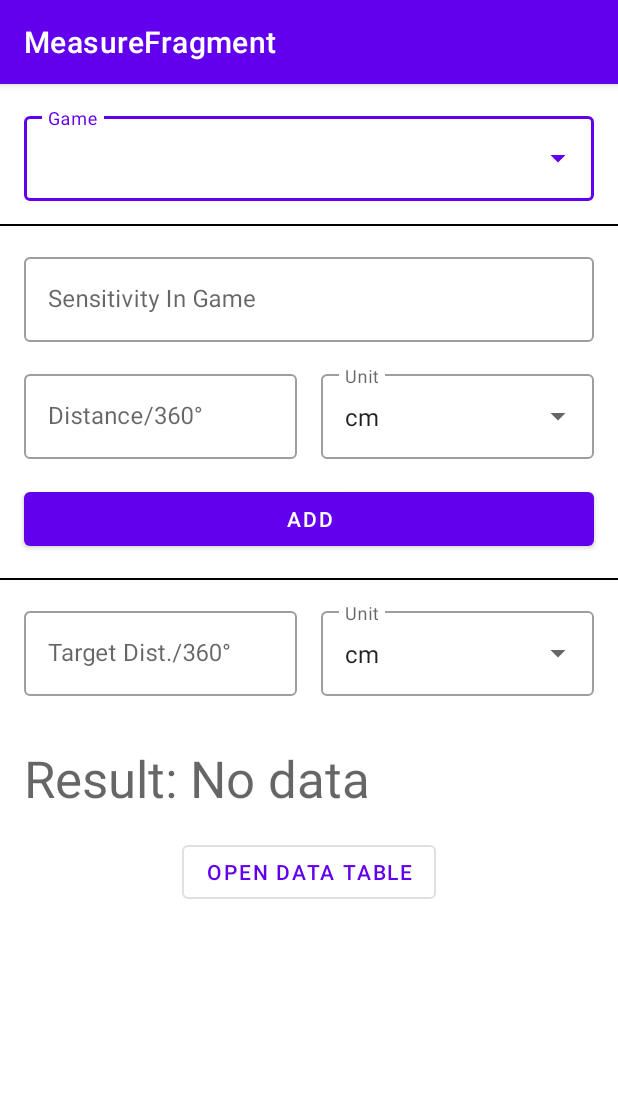
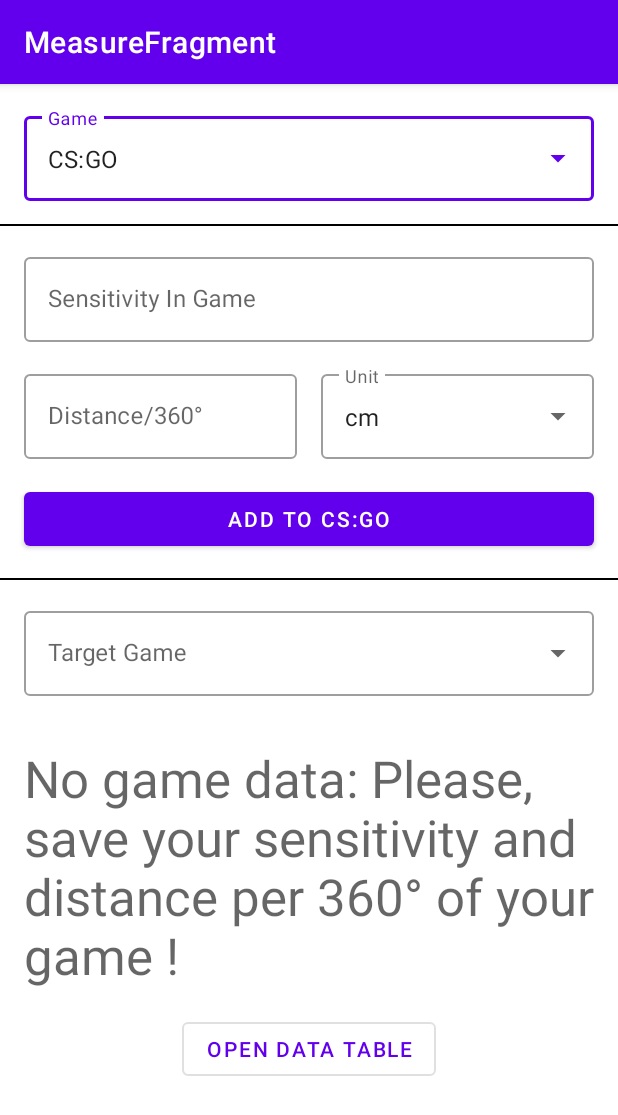
Before and after one commit to Darkness4/sensitivity-calculator, an Android app: the screen it shows after launch (MainActivity), on a phone screen of 412 x 824 dp. Shown: the top 1115 px of the screen. Run offline under Robolectric (Android 15) with nearby library versions, the phone set to English and light mode, and no system bars; our stand-ins replace Dagger/Hilt's generated code, Room's generated code, Timber, data binding, navigation-ui; 1 statement that could not run was skipped.

Commit message:
[measure] Updated business logic

```diff
--- a/app/src/main/java/fr/marc_nguyen/sensitivity/domain/entities/Measure.kt
+++ b/app/src/main/java/fr/marc_nguyen/sensitivity/domain/entities/Measure.kt
@@ -5,6 +5,7 @@
 import fr.marc_nguyen.sensitivity.data.models.MeasureModel
 import kotlinx.parcelize.Parcelize
 import java.util.Date
+import kotlin.math.sqrt
 
 @Parcelize
 data class Measure(
@@ -54,3 +55,43 @@
     val stdDev = variance?.sqrt()
     return mean to stdDev
 }
+
+fun List<Measure>.meanStdDevOfDistancePer360(): Pair<Quantity?, Quantity?> {
+    var sum: Quantity? = null
+    var sumSquared: Quantity? = null
+    for ((index, measure) in this.withIndex()) {
+        if (index == 0) {
+            sum = measure.distancePer360
+            sumSquared = measure.distancePer360 * measure.distancePer360
+        } else {
+            sum = sum!!.plus(measure.distancePer360)
+            sumSquared =
+                sumSquared!!.plus(measure.distancePer360 * measure.distancePer360)
+        }
+    }
+    val mean = sum?.div(this.size.toDouble())
+    val variance =
+        if (sumSquared != null && mean != null) sumSquared / this.size.toDouble() - mean * mean else null
+    val stdDev = variance?.sqrt()
+    return mean to stdDev
+}
+
+fun List<Measure>.meanStdDevOfSensitivity(): Pair<Double?, Double?> {
+    var sum: Double? = null
+    var sumSquared: Double? = null
+    for ((index, measure) in this.withIndex()) {
+        if (index == 0) {
+            sum = measure.sensitivityInGame
+            sumSquared = measure.sensitivityInGame * measure.sensitivityInGame
+        } else {
+            sum = sum!!.plus(measure.sensitivityInGame)
+            sumSquared =
+                sumSquared!!.plus(measure.sensitivityInGame * measure.sensitivityInGame)
+        }
+    }
+    val mean = sum?.div(this.size.toDouble())
+    val variance =
+        if (sumSquared != null && mean != null) sumSquared / this.size.toDouble() - mean * mean else null
+    val stdDev = variance?.let { sqrt(it) }
+    return mean to stdDev
+}
--- a/app/src/main/java/fr/marc_nguyen/sensitivity/presentation/ui/fragments/DataTableFragment.kt
+++ b/app/src/main/java/fr/marc_nguyen/sensitivity/presentation/ui/fragments/DataTableFragment.kt
@@ -65,14 +65,14 @@
 
         viewModel.measures.observe(viewLifecycleOwner) {
             it?.doOnFailure { e ->
-                Toast.makeText(context, e.toString(), Toast.LENGTH_LONG).show()
+                Toast.makeText(context, e.localizedMessage, Toast.LENGTH_LONG).show()
                 Timber.e(e)
             }
         }
 
         viewModel.meanStd.observe(viewLifecycleOwner) {
             it?.doOnFailure { e ->
-                Toast.makeText(context, e.toString(), Toast.LENGTH_LONG).show()
+                Toast.makeText(context, e.localizedMessage, Toast.LENGTH_LONG).show()
                 Timber.e(e)
             }
         }
--- a/app/src/main/java/fr/marc_nguyen/sensitivity/presentation/ui/fragments/MeasureFragment.kt
+++ b/app/src/main/java/fr/marc_nguyen/sensitivity/presentation/ui/fragments/MeasureFragment.kt
@@ -49,6 +49,7 @@
                 mutableListOf()
             )
         binding.editTextGame.setAdapter(gameAdapter)
+        binding.editTextTargetGame.setAdapter(gameAdapter)
 
         refreshGameList()
 
@@ -58,7 +59,6 @@
             MeasureUnit.symbols
         )
         binding.editTextUnit.setAdapter(unitAdapter)
-        binding.editTextTargetUnit.setAdapter(unitAdapter)
 
         viewModel.addResult.observe(viewLifecycleOwner) {
             it?.fold(
@@ -67,7 +67,7 @@
                     refreshGameList()
                 },
                 { e ->
-                    Toast.makeText(context, e.toString(), Toast.LENGTH_LONG).show()
+                    Toast.makeText(context, e.localizedMessage, Toast.LENGTH_LONG).show()
                     Timber.e(e)
                 }
             )
@@ -75,8 +75,13 @@
 
         viewModel.computeResult.observe(viewLifecycleOwner) {
             it?.doOnFailure { e ->
-                Toast.makeText(context, e.toString(), Toast.LENGTH_LONG).show()
-                Timber.e(e)
+                when (e) {
+                    is NullPointerException -> Timber.i(e)
+                    else -> {
+                        Toast.makeText(context, e.localizedMessage, Toast.LENGTH_LONG).show()
+                        Timber.e(e)
+                    }
+                }
             }
         }
 
@@ -91,16 +96,12 @@
         viewModel.gameInput.observe(viewLifecycleOwner) {
             it?.let {
                 viewModel.updateResult()
+                viewModel.prefillGameFields(it)
+                binding.buttonAdd.text = if (it.isNotBlank()) "Add to $it" else "Add to \"\""
             }
         }
 
-        viewModel.targetPer360Input.observe(viewLifecycleOwner) {
-            it?.let {
-                viewModel.updateResult()
-            }
-        }
-
-        viewModel.targetUnitInput.observe(viewLifecycleOwner) {
+        viewModel.targetGameInput.observe(viewLifecycleOwner) {
             it?.let {
                 viewModel.updateResult()
             }
--- a/app/src/main/java/fr/marc_nguyen/sensitivity/presentation/utils/BindingAdapters.kt
+++ b/app/src/main/java/fr/marc_nguyen/sensitivity/presentation/utils/BindingAdapters.kt
@@ -5,12 +5,18 @@
 import androidx.recyclerview.widget.RecyclerView
 import fr.marc_nguyen.sensitivity.core.state.State
 import fr.marc_nguyen.sensitivity.core.state.doOnSuccess
+import fr.marc_nguyen.sensitivity.core.state.fold
 import fr.marc_nguyen.sensitivity.domain.entities.Measure
 import fr.marc_nguyen.sensitivity.presentation.ui.adapters.DataTableAdapter
 
 @BindingAdapter("showOnSuccess")
 fun showOnSuccess(view: TextView, state: State<String>?) {
     view.text = state?.getOrNull() ?: ""
+}
+
+@BindingAdapter("show")
+fun show(view: TextView, state: State<String>?) {
+    state?.fold({ view.text = it }, { view.text = it.message })
 }
 
 @BindingAdapter("bind")
--- a/app/src/main/java/fr/marc_nguyen/sensitivity/presentation/viewmodels/MeasureViewModel.kt
+++ b/app/src/main/java/fr/marc_nguyen/sensitivity/presentation/viewmodels/MeasureViewModel.kt
@@ -10,6 +10,8 @@
 import fr.marc_nguyen.sensitivity.domain.entities.Measure
 import fr.marc_nguyen.sensitivity.domain.entities.MeasureUnit
 import fr.marc_nguyen.sensitivity.domain.entities.Quantity
+import fr.marc_nguyen.sensitivity.domain.entities.meanStdDevOfDistancePer360
+import fr.marc_nguyen.sensitivity.domain.entities.meanStdDevOfSensitivity
 import fr.marc_nguyen.sensitivity.domain.entities.meanStdDevOfSensitivityPerDistancePer360
 import fr.marc_nguyen.sensitivity.domain.repositories.MeasureRepository
 import fr.marc_nguyen.sensitivity.presentation.ui.fragments.DataTableFragmentArgs
@@ -21,14 +23,14 @@
 @HiltViewModel
 class MeasureViewModel @Inject constructor(private val repository: MeasureRepository) :
     ViewModel() {
-    val gameInput = MutableLiveData("")
+    val gameInput = MutableLiveData("CS:GO")
     val sensitivityInput = MutableLiveData("")
     val distancePer360Input = MutableLiveData("")
     val unitInput = MutableLiveData("cm")
-    val targetPer360Input = MutableLiveData("")
-    val targetUnitInput = MutableLiveData("cm")
+    val targetGameInput = MutableLiveData("")
+
     val computeResult =
-        MutableLiveData<State<String>>(State.Success("Result: Waiting for input..."))
+        MutableLiveData<State<String>>(State.Success("Sensitivity: Waiting for input..."))
 
     private val _goToDataTableFragment = MutableLiveData<DataTableFragmentArgs?>()
     val goToDataTableFragment: LiveData<DataTableFragmentArgs?>
@@ -46,32 +48,42 @@
     val addResult: LiveData<State<Unit>>
         get() = _addResult
 
+    fun prefillGameFields(game: String) = viewModelScope.launch(Dispatchers.Main) {
+        val measures = repository.findByGame(game)
+        val meanDistancePer360 = measures.meanStdDevOfDistancePer360().first
+        val meanSensitivity = measures.meanStdDevOfSensitivity().first
+        if (meanSensitivity != null && meanDistancePer360 != null) {
+            sensitivityInput.value = meanSensitivity.toString()
+            distancePer360Input.value = meanDistancePer360.value.toString()
+            unitInput.value = meanDistancePer360.unit.symbol
+        }
+    }
+
     fun updateResult() = viewModelScope.launch(Dispatchers.Main) {
-        try {
-            val measures = repository.findByGame(gameInput.value!!)
-            val (mean, stdDev) = measures.meanStdDevOfSensitivityPerDistancePer360()
+        computeResult.value = try {
+            // Fetch
+            val (meanSensitivityPerDistancePer360, stdDevSensitivityPerDistancePer360) = repository.findByGame(
+                gameInput.value!!
+            ).meanStdDevOfSensitivityPerDistancePer360()
+            meanSensitivityPerDistancePer360
+                ?: throw NullPointerException("No game data: Please, save your sensitivity and distance per 360° of your game !")
+            stdDevSensitivityPerDistancePer360 ?: throw UnknownError("Std. Dev. shouldn't be null!")
+            val meanTargetDistance =
+                repository.findByGame(targetGameInput.value!!).meanStdDevOfDistancePer360().first
+                    ?: throw NullPointerException("No target game data")
+
+            // Compute
             val meanSensitivity = Measure.computeNewSensitivity(
-                mean!!,
-                Quantity(
-                    targetPer360Input.value!!.toDouble(),
-                    MeasureUnit.fromSymbol(targetUnitInput.value!!)
-                ),
+                meanSensitivityPerDistancePer360,
+                meanTargetDistance,
             )
             val stdDevSensitivity = Measure.computeNewSensitivity(
-                stdDev!!,
-                Quantity(
-                    targetPer360Input.value!!.toDouble(),
-                    MeasureUnit.fromSymbol(targetUnitInput.value!!)
-                ),
+                stdDevSensitivityPerDistancePer360,
+                meanTargetDistance,
             )
-            computeResult.value =
-                State.Success("Result: %.4f ± %.4f".format(meanSensitivity, stdDevSensitivity))
-        } catch (e: NullPointerException) {
-            computeResult.value = State.Success("Result: No data")
-        } catch (e: NumberFormatException) {
-            computeResult.value = State.Success("Result: No target distance")
+            State.Success("Sensitivity: %.4f ± %.4f".format(meanSensitivity, stdDevSensitivity))
         } catch (e: Exception) {
-            computeResult.value = State.Failure(e)
+            State.Failure(e)
         }
     }
 
--- a/app/src/main/res/layout/fragment_measure.xml
+++ b/app/src/main/res/layout/fragment_measure.xml
@@ -10,10 +10,15 @@
             type="fr.marc_nguyen.sensitivity.presentation.viewmodels.MeasureViewModel" />
     </data>
 
-    <androidx.constraintlayout.widget.ConstraintLayout
+
+    <ScrollView
         android:layout_width="match_parent"
         android:layout_height="match_parent"
         tools:context=".presentation.ui.fragments.MeasureFragment">
+
+        <androidx.constraintlayout.widget.ConstraintLayout
+            android:layout_width="match_parent"
+            android:layout_height="wrap_content">
 
             <com.google.android.material.textfield.TextInputLayout
                 android:id="@+id/text_input_layout_game"
@@ -112,7 +117,7 @@
             </com.google.android.material.textfield.TextInputLayout>
 
             <Button
-            android:id="@+id/button"
+                android:id="@+id/button_add"
                 style="@style/Widget.MaterialComponents.Button"
                 android:layout_width="0dp"
                 android:layout_height="wrap_content"
@@ -129,35 +134,13 @@
                 android:layout_width="0dp"
                 android:layout_height="1dp"
                 android:background="@color/black"
-            app:layout_constraintBottom_toTopOf="@+id/text_input_layout_target_distance"
+                app:layout_constraintBottom_toTopOf="@+id/text_input_layout_target_game"
                 app:layout_constraintEnd_toEndOf="parent"
                 app:layout_constraintStart_toStartOf="parent"
-            app:layout_constraintTop_toBottomOf="@+id/button" />
+                app:layout_constraintTop_toBottomOf="@+id/button_add" />
 
             <com.google.android.material.textfield.TextInputLayout
-            android:id="@+id/text_input_layout_target_distance"
-            style="@style/Widget.MaterialComponents.TextInputLayout.OutlinedBox"
-            android:layout_width="0dp"
-            android:layout_height="wrap_content"
-            android:layout_marginStart="16dp"
-            android:layout_marginTop="32dp"
-            app:layout_constraintEnd_toStartOf="@+id/text_input_layout_target_unit"
-            app:layout_constraintHorizontal_bias="0.5"
-            app:layout_constraintStart_toStartOf="parent"
-            app:layout_constraintTop_toBottomOf="@+id/button">
-
-            <com.google.android.material.textfield.TextInputEditText
-                android:id="@+id/edit_text_target_distance"
-                android:layout_width="match_parent"
-                android:layout_height="wrap_content"
-                android:hint="@string/target_dist_360"
-                android:inputType="numberDecimal"
-                android:text="@={viewModel.targetPer360Input}" />
-
-        </com.google.android.material.textfield.TextInputLayout>
-
-        <com.google.android.material.textfield.TextInputLayout
-            android:id="@+id/text_input_layout_target_unit"
+                android:id="@+id/text_input_layout_target_game"
                 style="@style/Widget.MaterialComponents.TextInputLayout.OutlinedBox.ExposedDropdownMenu"
                 android:layout_width="0dp"
                 android:layout_height="wrap_content"
@@ -165,17 +148,17 @@
                 android:layout_marginTop="32dp"
                 android:layout_marginEnd="16dp"
                 app:layout_constraintEnd_toEndOf="parent"
-            app:layout_constraintHorizontal_bias="0.5"
-            app:layout_constraintStart_toEndOf="@+id/text_input_layout_target_distance"
-            app:layout_constraintTop_toBottomOf="@+id/button">
+                app:layout_constraintStart_toStartOf="parent"
+                app:layout_constraintTop_toBottomOf="@+id/button_add">
 
                 <com.google.android.material.textfield.MaterialAutoCompleteTextView
-                android:id="@+id/edit_text_target_unit"
+                    android:id="@+id/edit_text_target_game"
                     android:layout_width="match_parent"
                     android:layout_height="wrap_content"
-                android:hint="@string/unit"
+                    android:hint="@string/target_game"
                     android:inputType="none"
-                android:text="@={viewModel.targetUnitInput}" />
+                    android:text="@={viewModel.targetGameInput}" />
+
             </com.google.android.material.textfield.TextInputLayout>
 
             <TextView
@@ -186,9 +169,9 @@
                 android:layout_marginTop="32dp"
                 android:textAppearance="@style/TextAppearance.AppCompat.Display1"
                 app:layout_constraintStart_toStartOf="parent"
-            app:layout_constraintTop_toBottomOf="@+id/text_input_layout_target_distance"
-            app:showOnSuccess="@{viewModel.computeResult}"
-            tools:text="Result: 10.0 ± 2.0" />
+                app:layout_constraintTop_toBottomOf="@+id/text_input_layout_target_game"
+                app:show="@{viewModel.computeResult}"
+                tools:text="Sensitivity: 10.0 ± 2.0" />
 
             <Button
                 android:id="@+id/button_open_data_table"
@@ -196,11 +179,14 @@
                 android:layout_width="wrap_content"
                 android:layout_height="wrap_content"
                 android:layout_marginTop="16dp"
+                android:layout_marginBottom="16dp"
                 android:onClick="@{() -> viewModel.goToDataTableFragment()}"
                 android:text="@string/open_data_table"
+                app:layout_constraintBottom_toBottomOf="parent"
                 app:layout_constraintEnd_toEndOf="parent"
                 app:layout_constraintStart_toStartOf="parent"
                 app:layout_constraintTop_toBottomOf="@+id/text_view_result" />
 
         </androidx.constraintlayout.widget.ConstraintLayout>
+    </ScrollView>
 </layout>
--- a/app/src/main/res/values/strings.xml
+++ b/app/src/main/res/values/strings.xml
@@ -6,7 +6,7 @@
     <string name="game">Game</string>
     <string name="unit">Unit</string>
     <string name="sensitivity_in_game">Sensitivity In Game</string>
-    <string name="target_dist_360">Target Dist./360°</string>
+    <string name="target_game">Target Game</string>
     <string name="add">Add</string>
     <string name="open_data_table">Open data table</string>
     <string name="sens_dist_360">Sens/Dist/360°</string>
```
Also changed, not shown: 2 other files. Lines whose indentation alone changed are shown as unchanged.
